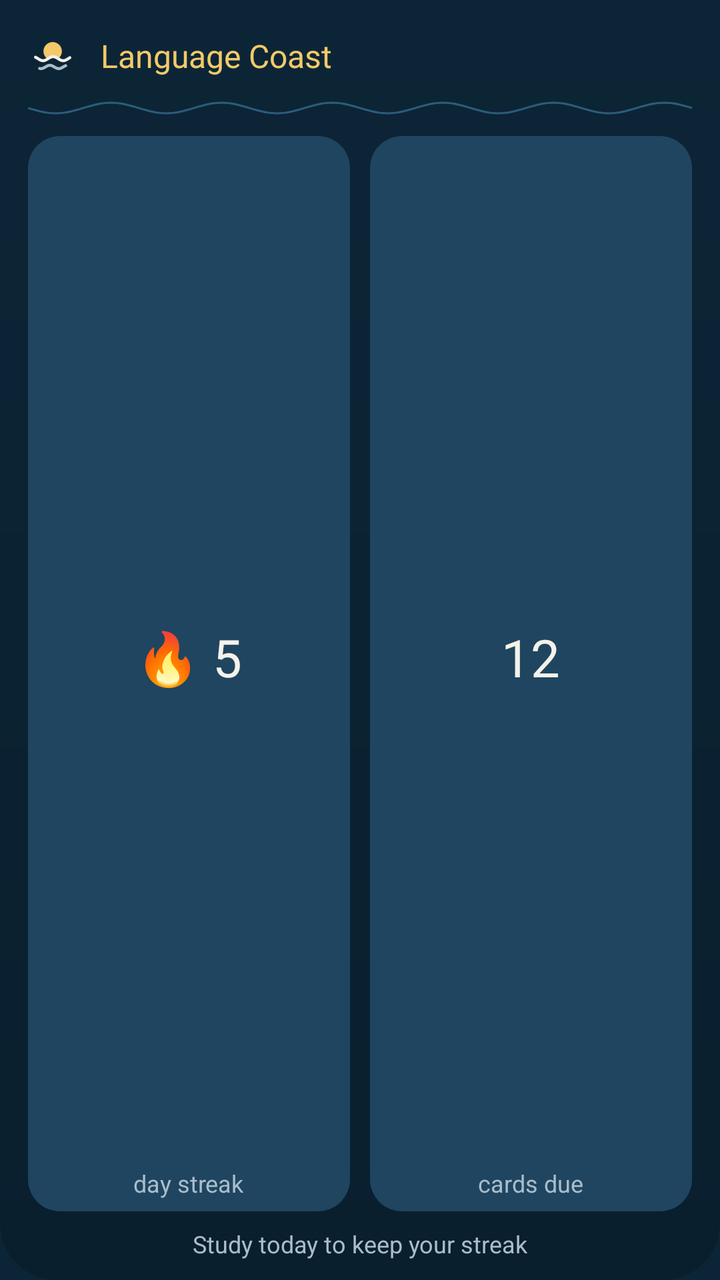
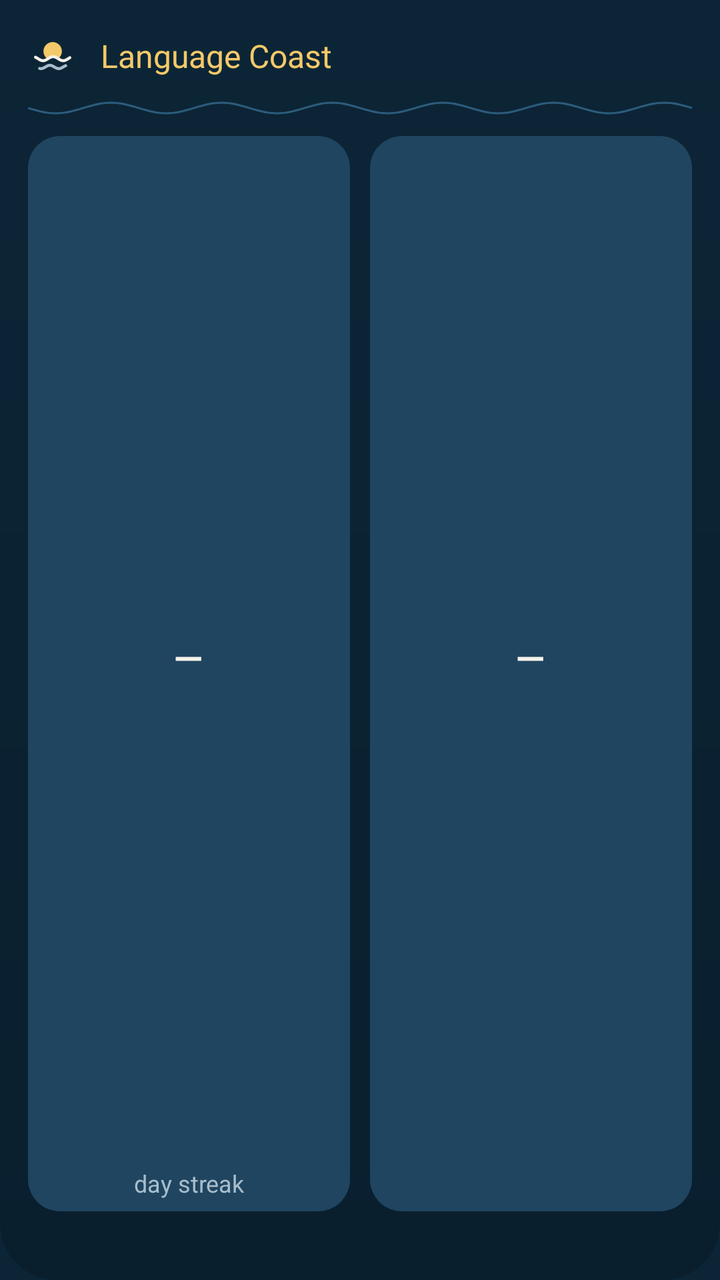

Before-and-after screenshots of an Android layout around one commit, followed by the original layout XML and the change that was made.
<!-- AndroidManifest.xml: application theme Theme.LanguageCoast -->
<!-- res/layout/widget_study.xml -->
<?xml version="1.0" encoding="utf-8"?>
<LinearLayout xmlns:android="http://schemas.android.com/apk/res/android"
    android:id="@+id/widget_root"
    android:layout_width="match_parent"
    android:layout_height="match_parent"
    android:background="@drawable/widget_background"
    android:orientation="vertical"
    android:paddingStart="14dp"
    android:paddingTop="12dp"
    android:paddingEnd="14dp"
    android:paddingBottom="10dp">

    <LinearLayout
        android:layout_width="match_parent"
        android:layout_height="wrap_content"
        android:gravity="center_vertical"
        android:orientation="horizontal">

        <ImageView
            android:layout_width="32dp"
            android:layout_height="32dp"
            android:layout_marginStart="-4dp"
            android:importantForAccessibility="no"
            android:src="@drawable/ic_launcher_foreground" />

        <TextView
            android:layout_width="wrap_content"
            android:layout_height="wrap_content"
            android:layout_marginStart="8dp"
            android:fontFamily="@font/nunito"
            android:fontVariationSettings="'wght' 800"
            android:maxLines="1"
            android:text="@string/app_name"
            android:textColor="@color/sunlit"
            android:textSize="16sp" />
    </LinearLayout>

    <ImageView
        android:layout_width="match_parent"
        android:layout_height="8dp"
        android:layout_marginTop="6dp"
        android:importantForAccessibility="no"
        android:scaleType="fitXY"
        android:src="@drawable/widget_wave" />

    <LinearLayout
        android:layout_width="match_parent"
        android:layout_height="0dp"
        android:layout_marginTop="10dp"
        android:layout_weight="1"
        android:baselineAligned="false"
        android:orientation="horizontal">

        <LinearLayout
            android:layout_width="0dp"
            android:layout_height="match_parent"
            android:layout_weight="1"
            android:background="@drawable/widget_tile"
            android:gravity="center"
            android:orientation="vertical"
            android:padding="6dp">

            <TextView
                android:id="@+id/widget_streak"
                android:layout_width="match_parent"
                android:layout_height="0dp"
                android:layout_weight="1"
                android:autoSizeMaxTextSize="26sp"
                android:autoSizeMinTextSize="9sp"
                android:autoSizeTextType="uniform"
                android:gravity="center"
                android:fontFamily="@font/nunito"
                android:fontVariationSettings="'wght' 800"
                android:maxLines="1"
                android:text="@string/widget_preview_streak"
                android:textColor="@color/text_primary"
                android:textSize="26sp" />

            <TextView
                android:id="@+id/widget_streak_label"
                android:layout_width="wrap_content"
                android:layout_height="wrap_content"
                android:maxLines="1"
                android:text="@string/widget_streak_label"
                android:textColor="@color/text_secondary"
                android:textSize="12sp" />
        </LinearLayout>

        
        <FrameLayout
            android:layout_width="10dp"
            android:layout_height="match_parent" />

        <LinearLayout
            android:layout_width="0dp"
            android:layout_height="match_parent"
            android:layout_weight="1"
            android:background="@drawable/widget_tile"
            android:gravity="center"
            android:orientation="vertical"
            android:padding="6dp">

            <TextView
                android:id="@+id/widget_due"
                android:layout_width="match_parent"
                android:layout_height="0dp"
                android:layout_weight="1"
                android:autoSizeMaxTextSize="26sp"
                android:autoSizeMinTextSize="9sp"
                android:autoSizeTextType="uniform"
                android:gravity="center"
                android:fontFamily="@font/nunito"
                android:fontVariationSettings="'wght' 800"
                android:maxLines="1"
                android:text="@string/widget_preview_due"
                android:textColor="@color/text_primary"
                android:textSize="26sp" />

            <TextView
                android:id="@+id/widget_due_label"
                android:layout_width="wrap_content"
                android:layout_height="wrap_content"
                android:maxLines="1"
                android:text="@string/widget_preview_due_label"
                android:textColor="@color/text_secondary"
                android:textSize="12sp" />
        </LinearLayout>
    </LinearLayout>

    <TextView
        android:id="@+id/widget_footer"
        android:layout_width="match_parent"
        android:layout_height="wrap_content"
        android:layout_marginTop="8dp"
        android:ellipsize="end"
        android:gravity="center"
        android:maxLines="1"
        android:text="@string/widget_preview_footer"
        android:textColor="@color/text_secondary"
        android:textSize="12sp" />
</LinearLayout>
<!-- resources referenced by this layout -->
<resources>
  <color name="sunlit">#FFF3C969</color>
  <color name="text_primary">#FFF5F2EA</color>
  <color name="text_secondary">#FFA9BDCB</color>
  <!-- drawable ic_launcher_foreground: vector/xml drawable (drawable, 4953 chars, omitted) -->
  <!-- drawable widget_background (drawable) -->
  <?xml version="1.0" encoding="utf-8"?>
  <shape xmlns:android="http://schemas.android.com/apk/res/android" android:shape="rectangle">
      <corners android:radius="@dimen/widget_radius" />
      <gradient
          android:angle="270"
          android:endColor="@color/nav_ground"
          android:startColor="@color/ocean_ground" />
  </shape>
  <!-- drawable widget_tile (drawable) -->
  <?xml version="1.0" encoding="utf-8"?>
  <shape xmlns:android="http://schemas.android.com/apk/res/android" android:shape="rectangle">
      <corners android:radius="16dp" />
      <solid android:color="#FF1F4560" />
  </shape>
  <!-- drawable widget_wave (drawable) -->
  <?xml version="1.0" encoding="utf-8"?>
  <vector xmlns:android="http://schemas.android.com/apk/res/android"
      android:width="200dp"
      android:height="8dp"
      android:viewportWidth="300"
      android:viewportHeight="12">
      <path
          android:pathData="M0,6.00 L2.50,7.24 L5.00,8.35 L7.50,9.24 L10.00,9.80 L12.50,10.00 L15.00,9.80 L17.50,9.24 L20.00,8.35 L22.50,7.24 L25.00,6.00 L27.50,4.76 L30.00,3.65 L32.50,2.76 L35.00,2.20 L37.50,2.00 L40.00,2.20 L42.50,2.76 L45.00,3.65 L47.50,4.76 L50.00,6.00 L52.50,7.24 L55.00,8.35 L57.50,9.24 L60.00,9.80 L62.50,10.00 L65.00,9.80 L67.50,9.24 L70.00,8.35 L72.50,7.24 L75.00,6.00 L77.50,4.76 L80.00,3.65 L82.50,2.76 L85.00,2.20 L87.50,2.00 L90.00,2.20 L92.50,2.76 L95.00,3.65 L97.50,4.76 L100.00,6.00 L102.50,7.24 L105.00,8.35 L107.50,9.24 L110.00,9.80 L112.50,10.00 L115.00,9.80 L117.50,9.24 L120.00,8.35 L122.50,7.24 L125.00,6.00 L127.50,4.76 L130.00,3.65 L132.50,2.76 L135.00,2.20 L137.50,2.00 L140.00,2.20 L142.50,2.76 L145.00,3.65 L147.50,4.76 L150.00,6.00 L152.50,7.24 L155.00,8.35 L157.50,9.24 L160.00,9.80 L162.50,10.00 L165.00,9.80 L167.50,9.24 L170.00,8.35 L172.50,7.24 L175.00,6.00 L177.50,4.76 L180.00,3.65 L182.50,2.76 L185.00,2.20 L187.50,2.00 L190.00,2.20 L192.50,2.76 L195.00,3.65 L197.50,4.76 L200.00,6.00 L202.50,7.24 L205.00,8.35 L207.50,9.24 L210.00,9.80 L212.50,10.00 L215.00,9.80 L217.50,9.24 L220.00,8.35 L222.50,7.24 L225.00,6.00 L227.50,4.76 L230.00,3.65 L232.50,2.76 L235.00,2.20 L237.50,2.00 L240.00,2.20 L242.50,2.76 L245.00,3.65 L247.50,4.76 L250.00,6.00 L252.50,7.24 L255.00,8.35 L257.50,9.24 L260.00,9.80 L262.50,10.00 L265.00,9.80 L267.50,9.24 L270.00,8.35 L272.50,7.24 L275.00,6.00 L277.50,4.76 L280.00,3.65 L282.50,2.76 L285.00,2.20 L287.50,2.00 L290.00,2.20 L292.50,2.76 L295.00,3.65 L297.50,4.76 L300.00,6.00"
          android:strokeWidth="1.5"
          android:strokeColor="@color/widget_wave" />
  </vector>
  <string name="app_name">Language Coast</string>
  <string name="widget_preview_due">12</string>
  <string name="widget_preview_due_label">cards due</string>
  <string name="widget_preview_footer">Study today to keep your streak</string>
  <string name="widget_preview_streak">🔥 5</string>
  <string name="widget_streak_label">day streak</string>
  <style name="Theme.LanguageCoast" parent="android:Theme.Material.Light.NoActionBar">
          
          <item name="android:windowBackground">@color/ocean_ground</item>
      </style>
  <dimen name="widget_radius">24dp</dimen>
  <color name="nav_ground">#FF0A1F2E</color>
  <color name="ocean_ground">#FF0C2536</color>
  <color name="widget_wave">#FF2C5C7C</color>
</resources>

<!-- the commit's change to res/layout/widget_study.xml (unified diff, before → after) -->
@@ -72,14 +72,16 @@
                 android:fontFamily="@font/nunito"
                 android:fontVariationSettings="'wght' 800"
                 android:maxLines="1"
-                android:text="@string/widget_preview_streak"
+                android:text="@string/widget_no_number"
                 android:textColor="@color/text_primary"
                 android:textSize="26sp" />
 
             <TextView
                 android:id="@+id/widget_streak_label"
-                android:layout_width="wrap_content"
+                android:layout_width="match_parent"
                 android:layout_height="wrap_content"
+                android:ellipsize="end"
+                android:gravity="center"
                 android:maxLines="1"
                 android:text="@string/widget_streak_label"
                 android:textColor="@color/text_secondary"
@@ -112,16 +114,17 @@
                 android:fontFamily="@font/nunito"
                 android:fontVariationSettings="'wght' 800"
                 android:maxLines="1"
-                android:text="@string/widget_preview_due"
+                android:text="@string/widget_no_number"
                 android:textColor="@color/text_primary"
                 android:textSize="26sp" />
 
             <TextView
                 android:id="@+id/widget_due_label"
-                android:layout_width="wrap_content"
+                android:layout_width="match_parent"
                 android:layout_height="wrap_content"
+                android:ellipsize="end"
+                android:gravity="center"
                 android:maxLines="1"
-                android:text="@string/widget_preview_due_label"
                 android:textColor="@color/text_secondary"
                 android:textSize="12sp" />
         </LinearLayout>
@@ -135,7 +138,6 @@
         android:ellipsize="end"
         android:gravity="center"
         android:maxLines="1"
-        android:text="@string/widget_preview_footer"
         android:textColor="@color/text_secondary"
         android:textSize="12sp" />
 </LinearLayout>
<!-- resource entries referenced after the edit -->
@@ -32,10 +32,7 @@
           android:strokeColor="@color/widget_wave" />
   </vector>
   <string name="app_name">Language Coast</string>
-  <string name="widget_preview_due">12</string>
-  <string name="widget_preview_due_label">cards due</string>
-  <string name="widget_preview_footer">Study today to keep your streak</string>
-  <string name="widget_preview_streak">🔥 5</string>
+  <string name="widget_no_number">–</string>
   <string name="widget_streak_label">day streak</string>
   <style name="Theme.LanguageCoast" parent="android:Theme.Material.Light.NoActionBar">
           
